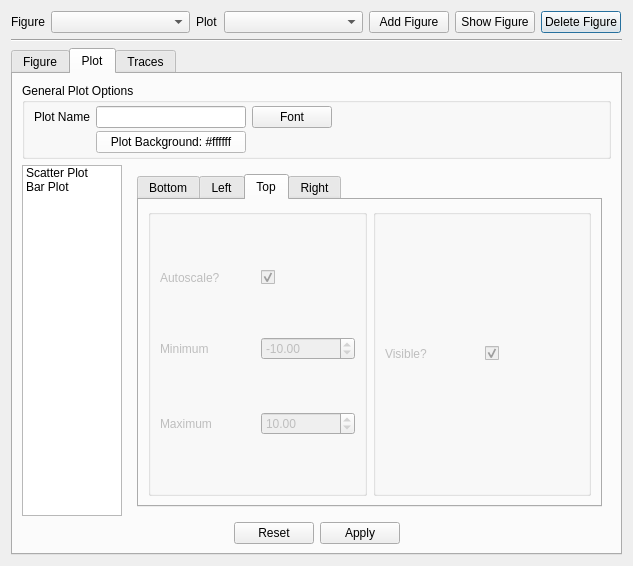
The window that ui/Ui_EditFigureDialog.ui (bbreslauer/PySciPlot) describes before a commit, drawn with Qt 5.
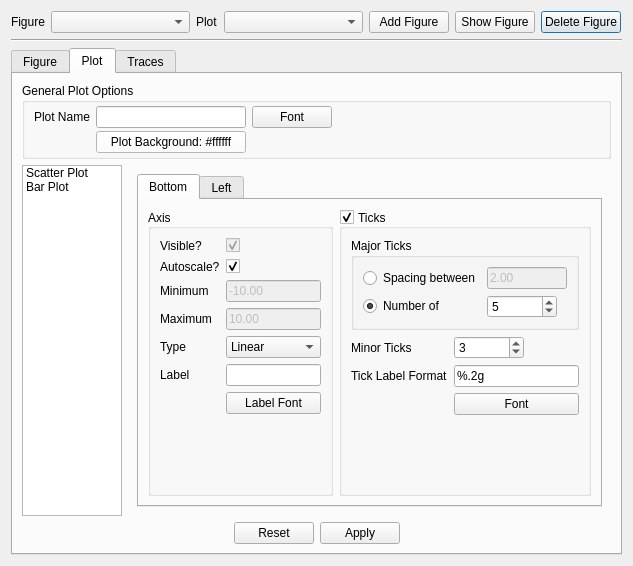
The same window after the commit. The open tabs and pages were chosen to show the change. Custom widgets are drawn as their Qt base class.

Commit message: Changed some UI features, but this copy is not working.

What changed in the file:
```diff
--- a/ui/Ui_EditFigureDialog.ui
+++ b/ui/Ui_EditFigureDialog.ui
@@ -1244,222 +1244,6 @@
                </item>
               </layout>
              </widget>
-             <widget class="QWidget" name="topAxisTab">
-              <property name="enabled">
-               <bool>false</bool>
-              </property>
-              <attribute name="title">
-               <string>Top</string>
-              </attribute>
-              <layout class="QGridLayout" name="gridLayout_18">
-               <item row="0" column="0">
-                <widget class="QGroupBox" name="groupBox_5">
-                 <property name="title">
-                  <string/>
-                 </property>
-                 <layout class="QGridLayout" name="gridLayout_14">
-                  <item row="2" column="1">
-                   <widget class="QDoubleSpinBox" name="plotTopAxisMinimum">
-                    <property name="enabled">
-                     <bool>false</bool>
-                    </property>
-                    <property name="minimum">
-                     <double>-99.989999999999995</double>
-                    </property>
-                    <property name="maximum">
-                     <double>99.989999999999995</double>
-                    </property>
-                    <property name="value">
-                     <double>-10.000000000000000</double>
-                    </property>
-                   </widget>
-                  </item>
-                  <item row="3" column="1">
-                   <widget class="QDoubleSpinBox" name="plotTopAxisMaximum">
-                    <property name="enabled">
-                     <bool>false</bool>
-                    </property>
-                    <property name="minimum">
-                     <double>-99.989999999999995</double>
-                    </property>
-                    <property name="value">
-                     <double>10.000000000000000</double>
-                    </property>
-                   </widget>
-                  </item>
-                  <item row="3" column="0">
-                   <widget class="QLabel" name="label_32">
-                    <property name="text">
-                     <string>Maximum</string>
-                    </property>
-                   </widget>
-                  </item>
-                  <item row="2" column="0">
-                   <widget class="QLabel" name="label_33">
-                    <property name="text">
-                     <string>Minimum</string>
-                    </property>
-                   </widget>
-                  </item>
-                  <item row="1" column="0">
-                   <widget class="QLabel" name="label_34">
-                    <property name="text">
-                     <string>Autoscale?</string>
-                    </property>
-                   </widget>
-                  </item>
-                  <item row="1" column="1">
-                   <widget class="QCheckBox" name="plotTopAxisAutoscale">
-                    <property name="text">
-                     <string/>
-                    </property>
-                    <property name="checked">
-                     <bool>true</bool>
-                    </property>
-                   </widget>
-                  </item>
-                 </layout>
-                </widget>
-               </item>
-               <item row="0" column="1">
-                <widget class="QGroupBox" name="groupBox_6">
-                 <property name="title">
-                  <string/>
-                 </property>
-                 <layout class="QGridLayout" name="gridLayout_15">
-                  <item row="0" column="0">
-                   <widget class="QLabel" name="label_35">
-                    <property name="text">
-                     <string>Visible?</string>
-                    </property>
-                   </widget>
-                  </item>
-                  <item row="0" column="1">
-                   <widget class="QCheckBox" name="plotTopAxisVisible">
-                    <property name="enabled">
-                     <bool>false</bool>
-                    </property>
-                    <property name="text">
-                     <string/>
-                    </property>
-                    <property name="checked">
-                     <bool>true</bool>
-                    </property>
-                   </widget>
-                  </item>
-                 </layout>
-                </widget>
-               </item>
-              </layout>
-             </widget>
-             <widget class="QWidget" name="rightAxisTab">
-              <property name="enabled">
-               <bool>false</bool>
-              </property>
-              <attribute name="title">
-               <string>Right</string>
-              </attribute>
-              <layout class="QGridLayout" name="gridLayout_19">
-               <item row="0" column="0">
-                <widget class="QGroupBox" name="groupBox_7">
-                 <property name="title">
-                  <string/>
-                 </property>
-                 <layout class="QGridLayout" name="gridLayout_16">
-                  <item row="2" column="1">
-                   <widget class="QDoubleSpinBox" name="plotRightAxisMinimum">
-                    <property name="enabled">
-                     <bool>false</bool>
-                    </property>
-                    <property name="minimum">
-                     <double>-99.989999999999995</double>
-                    </property>
-                    <property name="maximum">
-                     <double>99.989999999999995</double>
-                    </property>
-                    <property name="value">
-                     <double>-10.000000000000000</double>
-                    </property>
-                   </widget>
-                  </item>
-                  <item row="3" column="1">
-                   <widget class="QDoubleSpinBox" name="plotRightAxisMaximum">
-                    <property name="enabled">
-                     <bool>false</bool>
-                    </property>
-                    <property name="minimum">
-                     <double>-99.989999999999995</double>
-                    </property>
-                    <property name="value">
-                     <double>10.000000000000000</double>
-                    </property>
-                   </widget>
-                  </item>
-                  <item row="3" column="0">
-                   <widget class="QLabel" name="label_36">
-                    <property name="text">
-                     <string>Maximum</string>
-                    </property>
-                   </widget>
-                  </item>
-                  <item row="2" column="0">
-                   <widget class="QLabel" name="label_37">
-                    <property name="text">
-                     <string>Minimum</string>
-                    </property>
-                   </widget>
-                  </item>
-                  <item row="1" column="0">
-                   <widget class="QLabel" name="label_38">
-                    <property name="text">
-                     <string>Autoscale?</string>
-                    </property>
-                   </widget>
-                  </item>
-                  <item row="1" column="1">
-                   <widget class="QCheckBox" name="plotRightAxisAutoscale">
-                    <property name="text">
-                     <string/>
-                    </property>
-                    <property name="checked">
-                     <bool>true</bool>
-                    </property>
-                   </widget>
-                  </item>
-                 </layout>
-                </widget>
-               </item>
-               <item row="0" column="1">
-                <widget class="QGroupBox" name="groupBox_8">
-                 <property name="title">
-                  <string/>
-                 </property>
-                 <layout class="QGridLayout" name="gridLayout_17">
-                  <item row="0" column="0">
-                   <widget class="QLabel" name="label_39">
-                    <property name="text">
-                     <string>Visible?</string>
-                    </property>
-                   </widget>
-                  </item>
-                  <item row="0" column="1">
-                   <widget class="QCheckBox" name="plotRightAxisVisible">
-                    <property name="enabled">
-                     <bool>false</bool>
-                    </property>
-                    <property name="text">
-                     <string/>
-                    </property>
-                    <property name="checked">
-                     <bool>true</bool>
-                    </property>
-                   </widget>
-                  </item>
-                 </layout>
-                </widget>
-               </item>
-              </layout>
-             </widget>
             </widget>
            </item>
           </layout>
```
Left out of the diff: 6 changed lines with no effect on the pictures. The commit also changes 5 other files.
